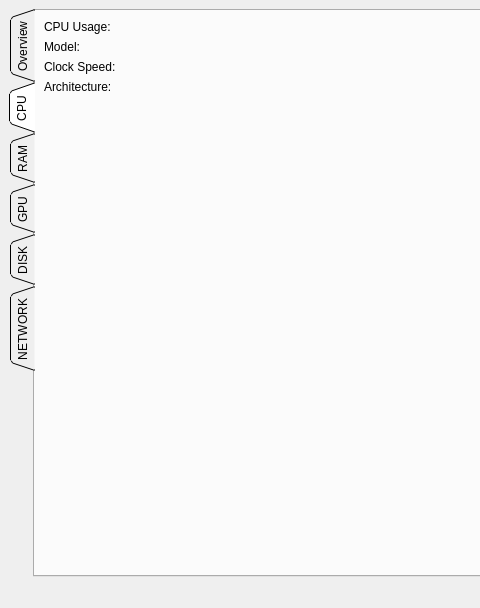
Qt form mainwindow.ui (oattia800/RealTime-Resource-Monitor) before a commit; both pictures show x 0 to 480 and y 0 to 608 of the 918 by 608 pixel window.
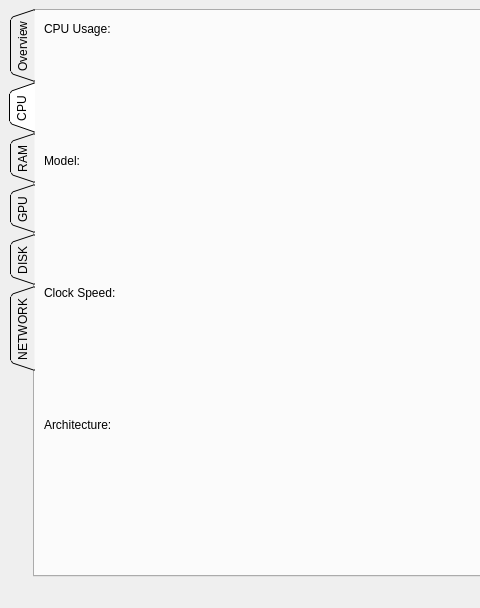
The same form after that commit.

The edit to the form file:
```diff
--- a/mainwindow.ui
+++ b/mainwindow.ui
@@ -304,36 +304,58 @@
        <attribute name="title">
         <string>CPU</string>
        </attribute>
-       <layout class="QFormLayout" name="formLayout">
-        <item row="1" column="0">
          <widget class="QLabel" name="labelCpuModel">
+        <property name="geometry">
+         <rect>
+          <x>9</x>
+          <y>141</y>
+          <width>47</width>
+          <height>18</height>
+         </rect>
+        </property>
           <property name="text">
            <string>Model:</string>
           </property>
          </widget>
-        </item>
-        <item row="2" column="0">
          <widget class="QLabel" name="labelCpuClock">
+        <property name="geometry">
+         <rect>
+          <x>9</x>
+          <y>273</y>
+          <width>86</width>
+          <height>18</height>
+         </rect>
+        </property>
           <property name="text">
            <string>Clock Speed:</string>
           </property>
          </widget>
-        </item>
-        <item row="3" column="0">
          <widget class="QLabel" name="labelCpuArch">
+        <property name="geometry">
+         <rect>
+          <x>9</x>
+          <y>405</y>
+          <width>88</width>
+          <height>18</height>
+         </rect>
+        </property>
           <property name="text">
            <string>Architecture:</string>
           </property>
          </widget>
-        </item>
-        <item row="0" column="0">
          <widget class="QLabel" name="labelCpuUsage">
+        <property name="geometry">
+         <rect>
+          <x>9</x>
+          <y>9</y>
+          <width>77</width>
+          <height>18</height>
+         </rect>
+        </property>
           <property name="text">
            <string>CPU Usage:</string>
           </property>
          </widget>
-        </item>
-       </layout>
       </widget>
       <widget class="QWidget" name="RAM">
        <attribute name="title">
```
Lines whose indentation alone changed are shown as unchanged.
